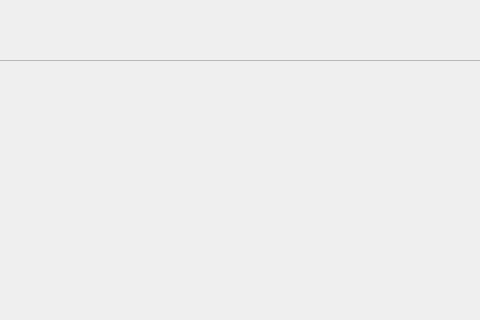
hsetlik/Codex_oldDt5, file deckstatswidget.ui: the form before one commit; both pictures show x 120 to 600 and y 0 to 320 of the 800 by 600 pixel window.
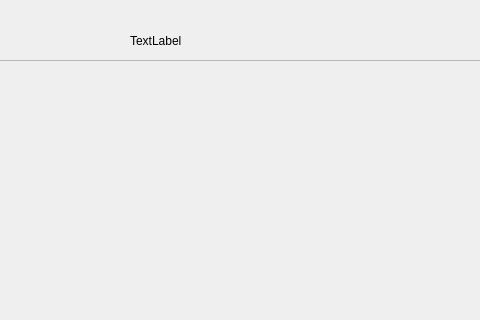
The form after the commit.

Diff of the .ui file:
```diff
--- a/deckstatswidget.ui
+++ b/deckstatswidget.ui
@@ -52,6 +52,19 @@
     </property>
    </widget>
   </widget>
+  <widget class="QLabel" name="deckNameLabel">
+   <property name="geometry">
+    <rect>
+     <x>250</x>
+     <y>30</y>
+     <width>221</width>
+     <height>21</height>
+    </rect>
+   </property>
+   <property name="text">
+    <string>TextLabel</string>
+   </property>
+  </widget>
  </widget>
  <resources/>
  <connections/>
```
